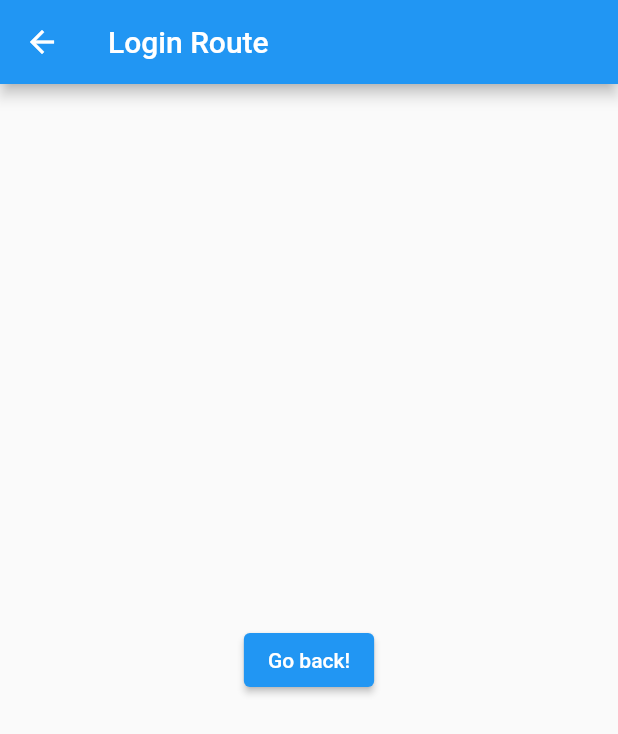
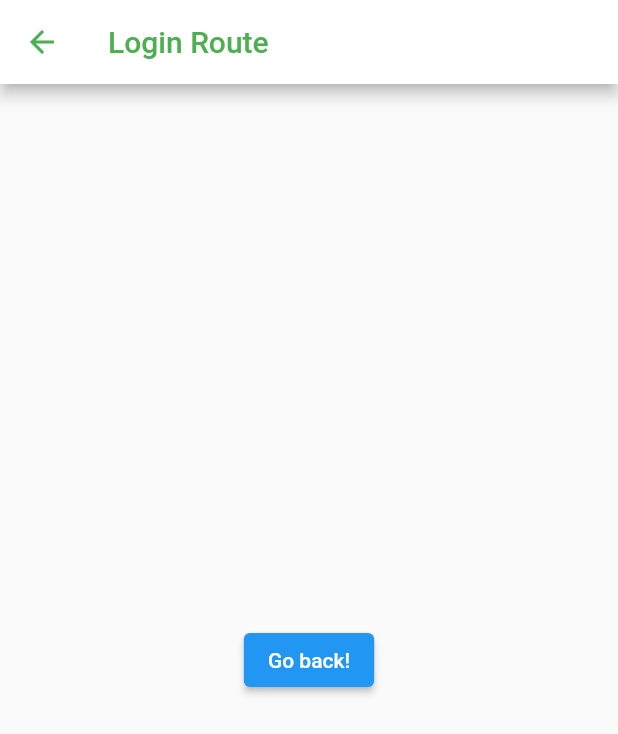
Before and after one commit to emuguy1/bachelorthesis_flutter_application, a Flutter app: the screen it shows after launch, after a tap on "Registrieren", on a phone screen of 412 x 824 dp. Shown: the top 734 px of the screen. Run offline on Flutter 3.47's test engine with Material 2 defaults, Android fonts, the light colour scheme and no system bars; our stand-ins replace simple_gradient_text.

Commit message:
Added learnings from tutorial and added second screen and added margin

```diff
--- a/de_num42_sharing/lib/login.dart
+++ b/de_num42_sharing/lib/login.dart
@@ -3,7 +3,7 @@ import 'package:flutter/material.dart';
 
 
 class LoginRoute extends StatelessWidget {
-  const LoginRoute({Key key}) : super(key: key);
+  const LoginRoute({Key? key}) : super(key: key);
 
 
   @override
--- a/de_num42_sharing/lib/main.dart
+++ b/de_num42_sharing/lib/main.dart
@@ -14,15 +14,10 @@ class MyApp extends StatelessWidget {
     return MaterialApp(
       title: 'SHARING - einfach Dinge teilen',
       theme: ThemeData(
-        // This is the theme of your application.
-        //
-        // Try running your application with "flutter run". You'll see the
-        // application has a blue toolbar. Then, without quitting the app, try
-        // changing the primarySwatch below to Colors.green and then invoke
-        // "hot reload" (press "r" in the console where you ran "flutter run",
-        // or simply save your changes to "hot reload" in a Flutter IDE).
-        // Notice that the counter didn't reset back to zero; the application
-        // is not restarted.
+        appBarTheme: const AppBarTheme(
+          backgroundColor: Colors.white,
+          foregroundColor: Colors.green,
+        ),
         primaryColor: Colors.white,
       ),
       home: MyHomePage(title: 'SHARING.'),
@@ -31,16 +26,7 @@ class MyApp extends StatelessWidget {
 }
 
 class MyHomePage extends StatefulWidget {
-  MyHomePage({Key key,  this.title}) : super(key: key);
-
-  // This widget is the home page of your application. It is stateful, meaning
-  // that it has a State object (defined below) that contains fields that affect
-  // how it looks.
-
-  // This class is the configuration for the state. It holds the values (in this
-  // case the title) provided by the parent (in this case the App widget) and
-  // used by the build method of the State. Fields in a Widget subclass are
-  // always marked "final".
+  MyHomePage({Key? key,  required this.title}) : super(key: key);
 
   final String title;
 
@@ -77,7 +63,9 @@ class _MyHomePageState extends State<MyHomePage> {
         title: Text(widget.title,
           style: TextStyle(fontSize: 20.0, fontWeight: FontWeight.bold),),
         actions: [
-          TextButton(
+          Container(
+            margin: const EdgeInsets.fromLTRB(0, 5, 10, 5),
+            child:OutlinedButton(
                 style: TextButton.styleFrom(
                   primary: Color.fromRGBO(21, 128, 61, 1),
                 ),
@@ -86,7 +74,10 @@ class _MyHomePageState extends State<MyHomePage> {
                       const SnackBar(content: Text('This is a snackbar')));
                 },
                 child: Text("Einloggen")),
-          TextButton(
+          ),
+         Container(
+           margin: const EdgeInsets.fromLTRB(0, 5, 10, 5),
+           child:TextButton(
              child: Text("Registrieren"),
              style: TextButton.styleFrom(
                padding: const EdgeInsets.all(16.0),
@@ -97,27 +88,12 @@ class _MyHomePageState extends State<MyHomePage> {
                Navigator.push(context,MaterialPageRoute(builder:(context) => const LoginRoute()),
                );
              },
-          )
+           ),
+         ),
         ],
       ),
       body: Center(
-        // Center is a layout widget. It takes a single child and positions it
-        // in the middle of the parent.
         child: Column(
-          // Column is also a layout widget. It takes a list of children and
-          // arranges them vertically. By default, it sizes itself to fit its
-          // children horizontally, and tries to be as tall as its parent.
-          //
-          // Invoke "debug painting" (press "p" in the console, choose the
-          // "Toggle Debug Paint" action from the Flutter Inspector in Android
-          // Studio, or the "Toggle Debug Paint" command in Visual Studio Code)
-          // to see the wireframe for each widget.
-          //
-          // Column has various properties to control how it sizes itself and
-          // how it positions its children. Here we use mainAxisAlignment to
-          // center the children vertically; the main axis here is the vertical
-          // axis because Columns are vertical (the cross axis would be
-          // horizontal).
           mainAxisAlignment: MainAxisAlignment.center,
           children: <Widget>[
             Text(
@@ -149,7 +125,7 @@ class _MyHomePageState extends State<MyHomePage> {
         onPressed: _incrementCounter,
         tooltip: 'Increment',
         child: Icon(Icons.add),
-      ), // This trailing comma makes auto-formatting nicer for build methods.
+      ),
     );
   }
 }
--- a/de_num42_sharing/pubspec.yaml
+++ b/de_num42_sharing/pubspec.yaml
@@ -18,7 +18,7 @@ publish_to: 'none' # Remove this line if you wish to publish to pub.dev
 version: 1.0.0+1
 
 environment:
-  sdk: ">=2.10.5 <3.0.0"
+  sdk: ">=2.14.5 <3.0.0"
 
 dependencies:
   flutter:
```
Also changed, not shown: de_num42_sharing/pubspec.lock. Lines whose indentation alone changed are shown as unchanged.
